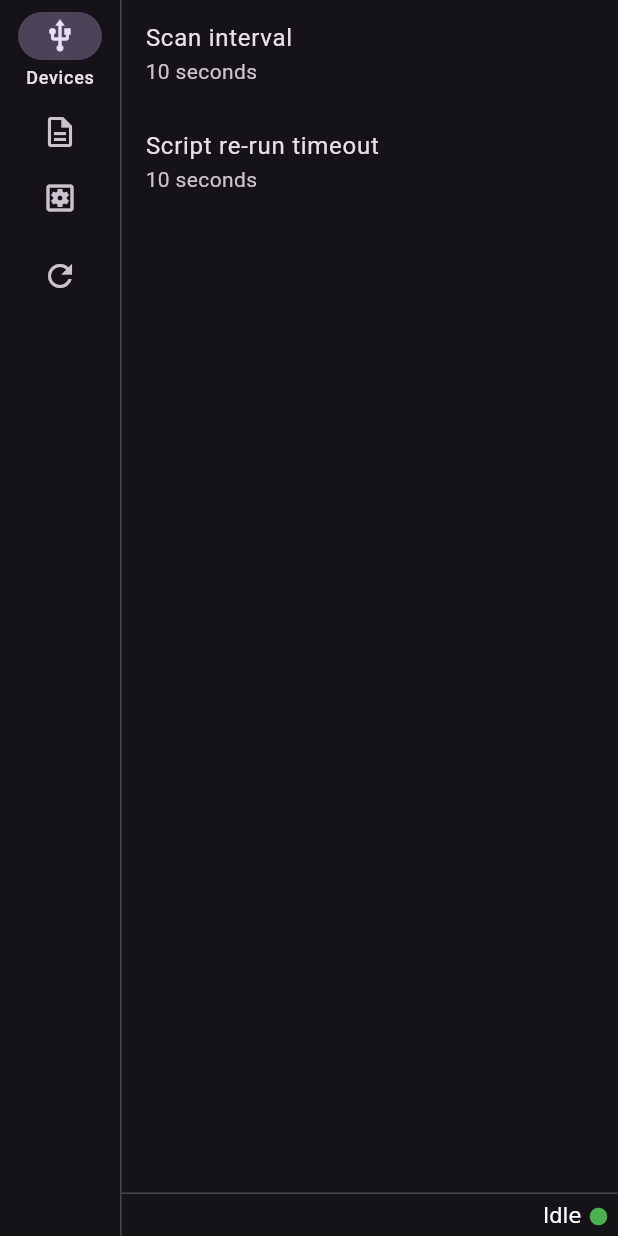
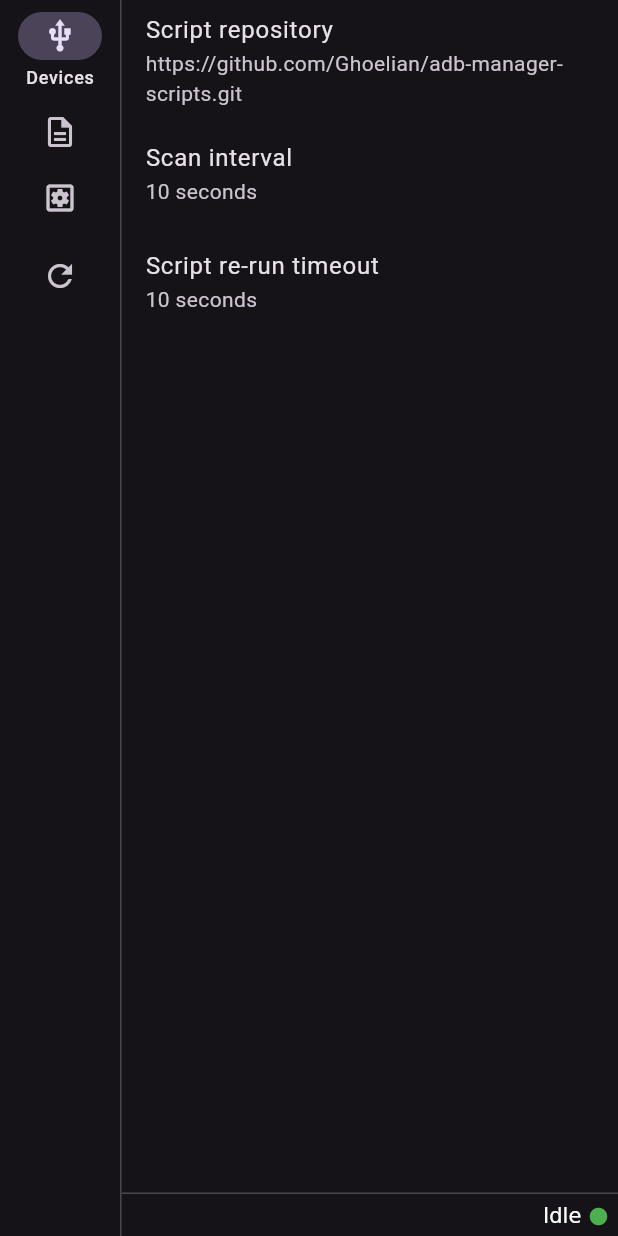
Before and after one commit to Ghoelian/adb-manager, a Flutter app: the SettingsScreen screen opened by its route, on a phone screen of 412 x 824 dp. Run offline on Flutter 3.47's test engine with Material 3 defaults, Android fonts, the phone set to English and light mode, and no system bars; our stand-ins replace go_router; missing offline and left inert: process_run.

Commit message:
chore: add repository setting placeholder

```diff
--- a/lib/src/settings/presentation/settings_screen.dart
+++ b/lib/src/settings/presentation/settings_screen.dart
@@ -11,13 +11,23 @@ class _SettingsScreenState extends State<SettingsScreen> {
   @override
   Widget build(BuildContext context) {
     return ListView(
+      // TODO: temporary, should make a central settings store and dynamically create these tiles at some point
       children: const [
+        Tooltip(
+          message: "Repository where scripts will be pulled from.",
+          child: ListTile(
+            title: Text("Script repository"),
+            subtitle:
+                Text("https://github.com/Ghoelian/adb-manager-scripts.git"),
+          ),
+        ),
         Tooltip(
           message: "How often the program scans for new devices.",
           child: ListTile(
-          title: Text("Scan interval"),
-          subtitle: Text("10 seconds"),
-        ),),
+            title: Text("Scan interval"),
+            subtitle: Text("10 seconds"),
+          ),
+        ),
         Tooltip(
           message:
               "If a device gets disconnected and re-connected within this time, scripts will not be re-run.",
```
